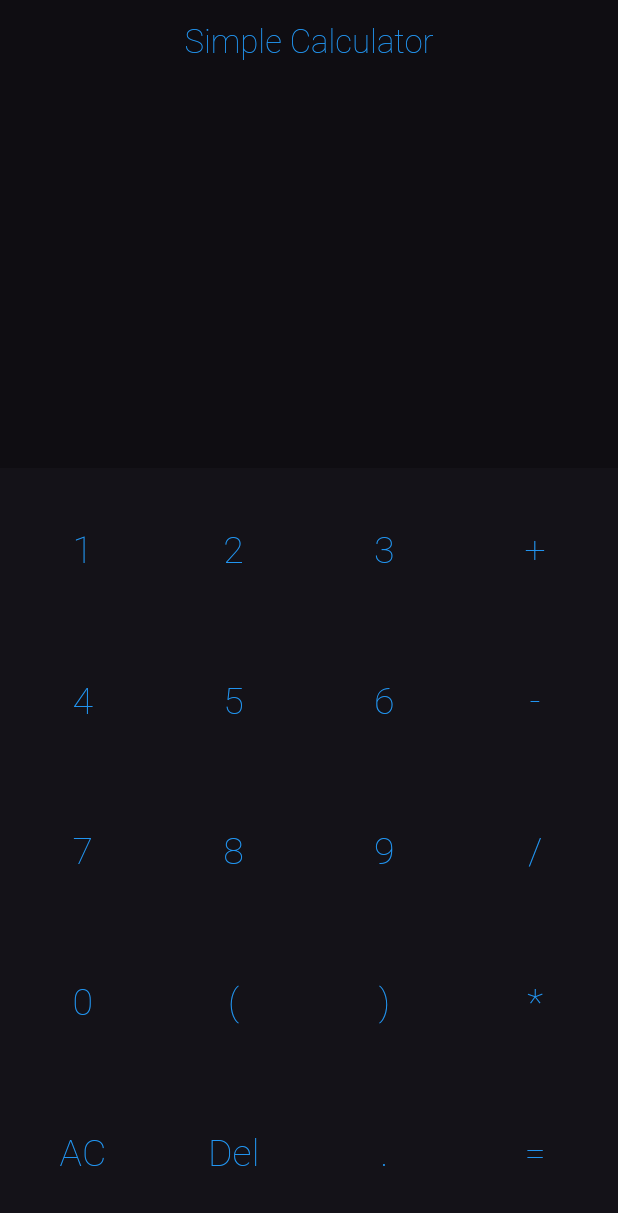
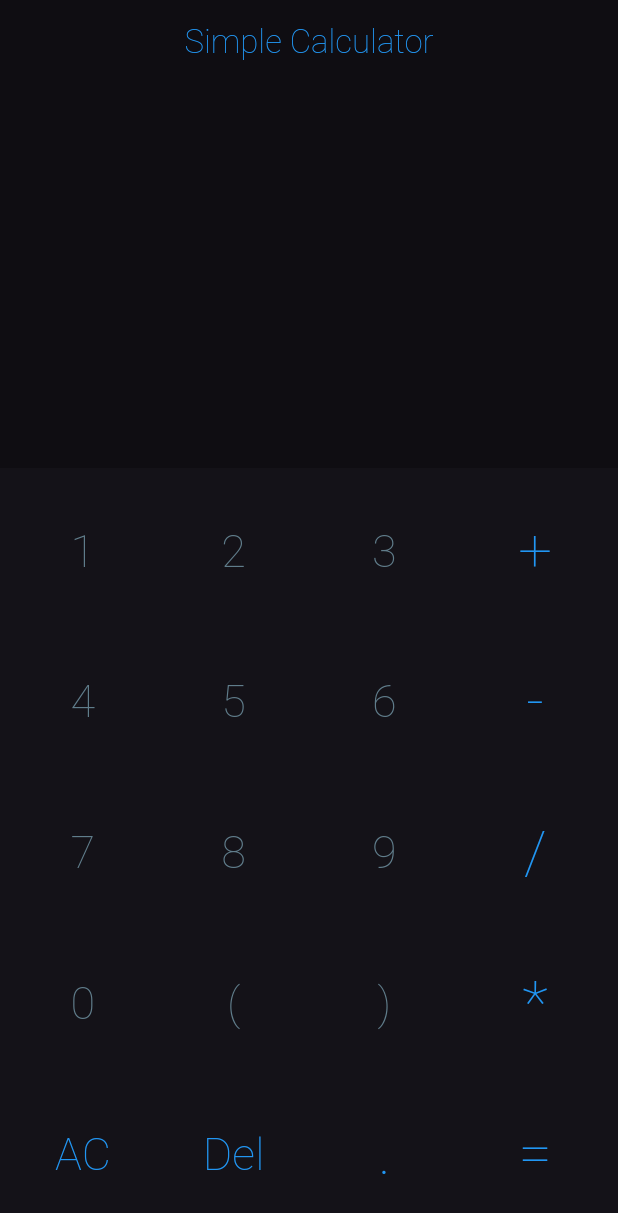
Before and after one commit to Marach8/FlutterProject_simple_calculator_app, a Flutter app: the screen it shows after launch, on a phone screen of 412 x 824 dp. Shown: the top 1213 px of the screen. Run offline on Flutter 3.47's test engine with Material 3 defaults, Android fonts, the phone set to English and light mode, and no system bars; drawn by our look-alikes of auto_size_text; our stand-ins replace math_expressions.

Commit message:
Made some changes to the buttons

```diff
--- a/simple_calculator_app/lib/button_model.dart
+++ b/simple_calculator_app/lib/button_model.dart
@@ -4,8 +4,10 @@ class ButtonModel extends StatelessWidget {
   final Color buttonColor;
   final String symbol;
   final VoidCallback? function;
+  final bool isOperator;
 
   const ButtonModel({
+    required this.isOperator,
     required this.buttonColor,
     required this.symbol,
     required this.function,
@@ -16,9 +18,14 @@ class ButtonModel extends StatelessWidget {
   Widget build(BuildContext context) {
     return TextButton(
       onPressed: function,
-      child: Text(
-        symbol,
-        style: TextStyle(fontSize: 25, color: buttonColor, fontWeight: FontWeight.w200)
+      child: Center(
+        child: Text(
+          symbol,
+          style: TextStyle(
+            fontSize: isOperator ? 40 : 30, color: buttonColor,
+            fontWeight: isOperator? FontWeight.w200 : FontWeight.w100
+          )
+        ),
       )
     );
   }
--- a/simple_calculator_app/lib/screen_view.dart
+++ b/simple_calculator_app/lib/screen_view.dart
@@ -43,7 +43,7 @@ class Calculator extends StatelessWidget{
                           child: AutoSizeText(
                             snapshot.hasData ? snapshot.data![0]: '',
                             style: TextStyle(
-                              color: Colors.blueGrey.shade400, fontSize: 50, fontWeight: FontWeight.w300,
+                              color: Colors.blueGrey.shade400, fontSize: 50, fontWeight: FontWeight.w200,
                             ),
                             maxFontSize: 50, minFontSize: 10, maxLines: 1,
                           ),
@@ -81,14 +81,41 @@ class Calculator extends StatelessWidget{
               itemBuilder: (context, index){
                 final symbol = listOfSymbols.elementAt(index);
                 switch(symbol){
+                  case '+': case '-': case '*': case '/': case '.':
+                    return ButtonModel(
+                      isOperator: true,
+                      buttonColor: Colors.blue,
+                      symbol: symbol,
+                      function: () => buttonFunction.tap(symbol)
+                    );
                   case 'AC':
-                    return ButtonModel(buttonColor: Colors.blue, symbol: symbol, function: buttonFunction.deleteAll,);
+                    return ButtonModel(
+                      isOperator: false,
+                      buttonColor: Colors.blue,
+                      symbol: symbol,
+                      function: buttonFunction.deleteAll,
+                    );
                   case 'Del':
-                    return ButtonModel(buttonColor: Colors.blue, symbol: symbol, function: buttonFunction.delete);
+                    return ButtonModel(
+                      isOperator: false,
+                      buttonColor: Colors.blue,
+                      symbol: symbol,
+                      function: buttonFunction.delete
+                    );
                   case '=':
-                    return ButtonModel(buttonColor: Colors.blue, symbol: symbol, function: buttonFunction.finalResult,);
+                    return ButtonModel(
+                      isOperator: true,
+                      buttonColor: Colors.blue,
+                      symbol: symbol,
+                      function: buttonFunction.finalResult,
+                    );
                   default:
-                    return ButtonModel(buttonColor: Colors.blue, symbol: symbol, function: () => buttonFunction.tap(symbol));
+                    return ButtonModel(
+                      isOperator: false,
+                      buttonColor: Colors.blueGrey.shade500,
+                      symbol: symbol,
+                      function: () => buttonFunction.tap(symbol)
+                    );
                 }
               }
             ),
```
